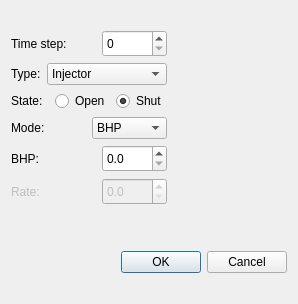
The window that modwellcontrolsdialog.ui (Kaneneal/FieldOptDriverGUI) describes before a commit, drawn with Qt 5.
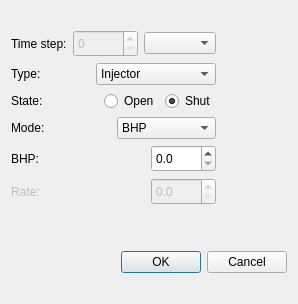
The same window after the commit.

What changed in the file:
```diff
--- a/modwellcontrolsdialog.ui
+++ b/modwellcontrolsdialog.ui
@@ -31,6 +31,9 @@
            </item>
            <item>
             <widget class="QSpinBox" name="mWellControlTimeStepSpinBox">
+             <property name="enabled">
+              <bool>false</bool>
+             </property>
              <property name="minimumSize">
               <size>
                <width>65</width>
@@ -45,6 +48,9 @@
              </property>
             </widget>
            </item>
+           <item>
+            <widget class="QComboBox" name="comboBox"/>
+           </item>
           </layout>
          </item>
          <item>
```
